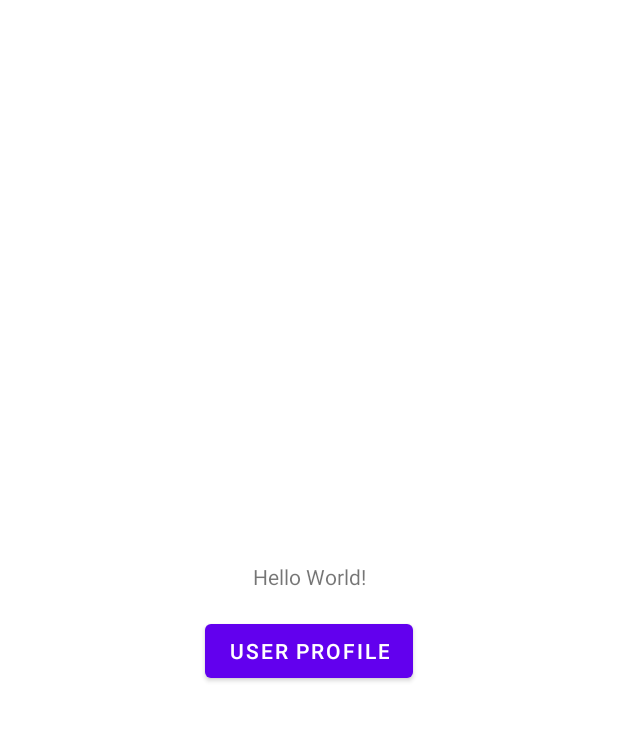
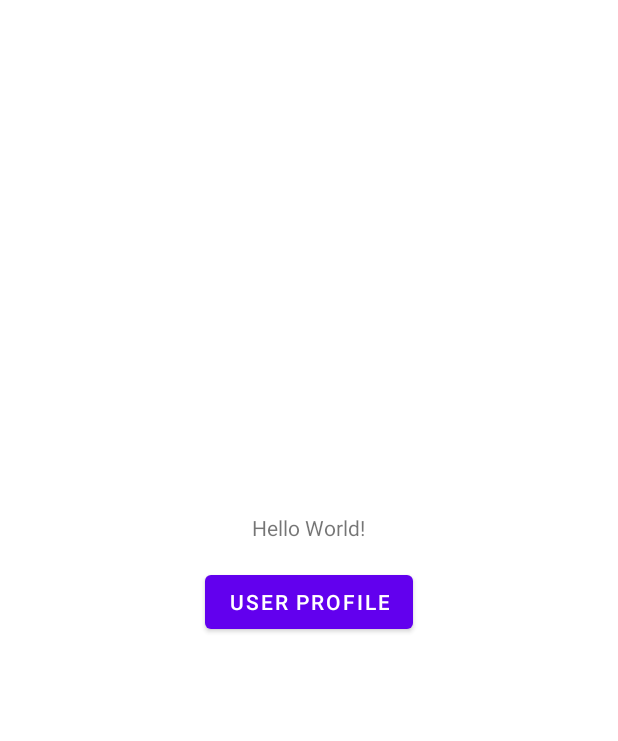
Before and after one commit to ciunz/snap, an Android app: the screen it shows after launch (AMain), on a phone screen of 412 x 824 dp, the part 84-825 px from its top. Run offline under Robolectric (Android 15) with nearby library versions, the phone set to English and light mode, and no system bars; our stand-ins replace Dagger/Hilt's generated code, data binding; 9 statements that could not run were skipped.

Commit message:
[MOD] linear layout

```diff
--- a/app/src/main/res/layout/a_main.xml
+++ b/app/src/main/res/layout/a_main.xml
@@ -3,9 +3,11 @@
     xmlns:app="http://schemas.android.com/apk/res-auto"
     xmlns:tools="http://schemas.android.com/tools">
 
-    <androidx.constraintlayout.widget.ConstraintLayout
+    <LinearLayout
         android:layout_width="match_parent"
         android:layout_height="match_parent"
+        android:gravity="center"
+        android:orientation="vertical"
         tools:context=".ui.main.AMain">
 
         <TextView
@@ -28,6 +30,6 @@
             app:layout_constraintStart_toStartOf="parent"
             app:layout_constraintTop_toBottomOf="@id/tvHello" />
 
-    </androidx.constraintlayout.widget.ConstraintLayout>
+    </LinearLayout>
 
 </layout>
```
